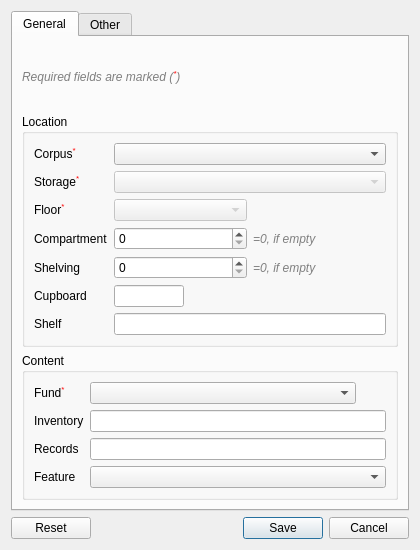
Old version of the form dialogs/nodedialog.ui in the repository caxapyk/TPointer.
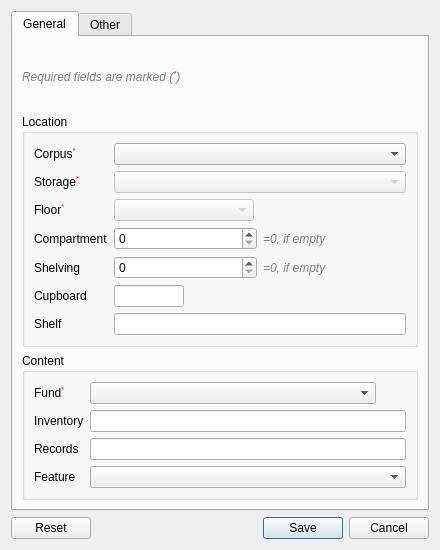
New version of the form. Icons and pictures are not drawn.

The edit to the form file:
```diff
--- a/dialogs/nodedialog.ui
+++ b/dialogs/nodedialog.ui
@@ -6,19 +6,19 @@
    <rect>
     <x>0</x>
     <y>0</y>
-    <width>420</width>
+    <width>440</width>
     <height>550</height>
    </rect>
   </property>
   <property name="minimumSize">
    <size>
-    <width>420</width>
+    <width>440</width>
     <height>550</height>
    </size>
   </property>
   <property name="maximumSize">
    <size>
-    <width>420</width>
+    <width>440</width>
     <height>550</height>
    </size>
   </property>
```
